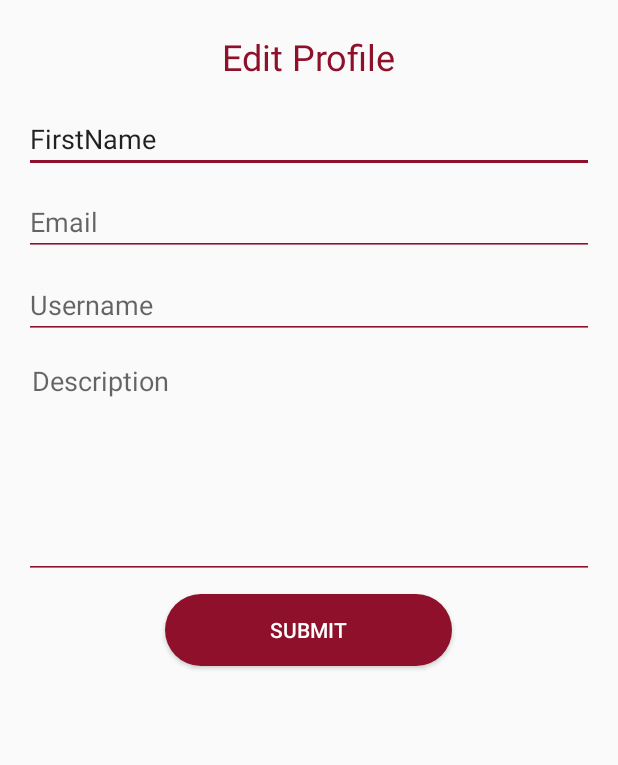
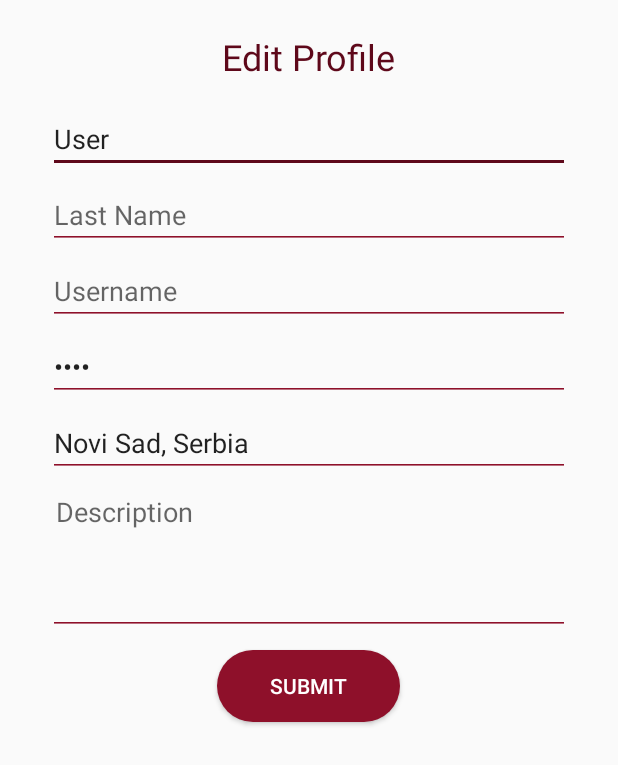
Before and after one commit to kimnovak/finder, an Android app: the layout activity_profile_edit.xml on its own in the app's theme, with its tools: preview values and no code run, on a phone screen of 412 x 824 dp. Shown: the top 765 px of the screen. Run offline under Robolectric (Android 15) with nearby library versions, the phone set to English and light mode, and no system bars.

Commit message:
Continued profile edit, #4

```diff
--- a/Finder/app/src/main/AndroidManifest.xml
+++ b/Finder/app/src/main/AndroidManifest.xml
@@ -22,6 +22,8 @@
         </activity>
         <activity android:name=".activities.ProfileDetailsActivity">
         </activity>
+        <activity android:name=".activities.ProfileEditActivity">
+        </activity>
     </application>
 
 </manifest>
--- a/Finder/app/src/main/java/ftn/tim2/finder/MainActivity.java
+++ b/Finder/app/src/main/java/ftn/tim2/finder/MainActivity.java
@@ -8,6 +8,7 @@ import android.widget.Button;
 
 import ftn.tim2.finder.activities.CommentActivity;
 import ftn.tim2.finder.activities.ProfileDetailsActivity;
+import ftn.tim2.finder.activities.ProfileEditActivity;
 import ftn.tim2.finder.activities.ViewAllUsersActivity;
 
 public class MainActivity extends AppCompatActivity {
@@ -40,5 +41,13 @@ public class MainActivity extends AppCompatActivity {
                 startActivity(intent);
             }
         });
+        Button profileEditBtn = findViewById(R.id.viewprofileedit);
+        profileEditBtn.setOnClickListener(new View.OnClickListener() {
+            @Override
+            public void onClick(View v) {
+                Intent intent = new Intent(MainActivity.this, ProfileEditActivity.class);
+                startActivity(intent);
+            }
+        });
     }
 }
--- /dev/null
+++ b/Finder/app/src/main/java/ftn/tim2/finder/activities/ProfileEditActivity.java
@@ -0,0 +1,16 @@
+package ftn.tim2.finder.activities;
+
+import android.os.Bundle;
+import android.support.annotation.Nullable;
+import android.support.v7.app.AppCompatActivity;
+
+import ftn.tim2.finder.R;
+
+public class ProfileEditActivity extends AppCompatActivity{
+
+    @Override
+    public void onCreate(@Nullable Bundle savedInstanceState) {
+        super.onCreate(savedInstanceState);
+        setContentView(R.layout.activity_profile_edit);
+    }
+}
--- a/Finder/app/src/main/res/layout/activity_main.xml
+++ b/Finder/app/src/main/res/layout/activity_main.xml
@@ -27,4 +27,12 @@
         android:textAlignment="center"
         android:gravity=""/>
 
+    <Button
+        android:layout_width="match_parent"
+        android:layout_height="wrap_content"
+        android:id="@+id/viewprofileedit"
+        android:text="View Profile Edit"
+        android:textAlignment="center"
+        android:gravity=""/>
+
 </LinearLayout>
--- a/Finder/app/src/main/res/layout/activity_profile_edit.xml
+++ b/Finder/app/src/main/res/layout/activity_profile_edit.xml
@@ -12,39 +12,62 @@
         android:layout_marginBottom="16dp"
         android:layout_marginTop="5dp"
         android:text="Edit Profile"
-        android:textColor="@color/colorPrimary"
+        android:textColor="@color/colorPrimaryDark"
         android:textSize="24sp"/>
-
     <EditText
         android:layout_width="fill_parent"
         android:layout_height="wrap_content"
-        android:backgroundTint="@color/colorPrimary"
-        android:hint="Name"
-        android:text="FirstName"
+        android:layout_marginLeft="@dimen/activity_vertical_margin"
+        android:layout_marginRight="@dimen/activity_vertical_margin"
+        android:theme="@style/textEditUnderline"
+        android:hint="First Name"
+        android:text="User"
         android:inputType="textPersonName" />
-
     <EditText
         android:layout_width="fill_parent"
         android:layout_height="wrap_content"
-        android:layout_marginBottom="10dp"
-        android:layout_marginTop="10dp"
-        android:backgroundTint="@color/colorPrimary"
-        android:hint="Email"
-        android:inputType="textEmailAddress" />
-
+        android:layout_marginLeft="@dimen/activity_vertical_margin"
+        android:layout_marginRight="@dimen/activity_vertical_margin"
+        android:layout_marginTop="5dp"
+        android:theme="@style/textEditUnderline"
+        android:hint="Last Name"
+        android:inputType="textPersonName" />
     <EditText
         android:layout_width="fill_parent"
         android:layout_height="wrap_content"
-        android:backgroundTint="@color/colorPrimary"
+        android:layout_marginLeft="@dimen/activity_vertical_margin"
+        android:layout_marginRight="@dimen/activity_vertical_margin"
+        android:layout_marginTop="5dp"
+        android:theme="@style/textEditUnderline"
         android:hint="Username"
-        android:inputType="phone" />
-
+        android:inputType="textNoSuggestions" />
     <EditText
         android:layout_width="fill_parent"
-        android:layout_height="150dp"
-        android:layout_marginBottom="10dp"
-        android:layout_marginTop="10dp"
-        android:backgroundTint="@color/colorPrimary"
+        android:layout_height="wrap_content"
+        android:layout_marginLeft="@dimen/activity_vertical_margin"
+        android:layout_marginRight="@dimen/activity_vertical_margin"
+        android:layout_marginTop="5dp"
+        android:theme="@style/textEditUnderline"
+        android:hint="Password"
+        android:text="pass"
+        android:inputType="textPassword" />
+    <EditText
+        android:layout_width="fill_parent"
+        android:layout_height="wrap_content"
+        android:layout_marginLeft="@dimen/activity_vertical_margin"
+        android:layout_marginRight="@dimen/activity_vertical_margin"
+        android:layout_marginTop="5dp"
+        android:theme="@style/textEditUnderline"
+        android:hint="Address"
+        android:text="Novi Sad, Serbia"
+        android:inputType="textNoSuggestions" />
+    <EditText
+        android:layout_width="fill_parent"
+        android:layout_height="100dp"
+        android:layout_marginLeft="@dimen/activity_vertical_margin"
+        android:layout_marginRight="@dimen/activity_vertical_margin"
+        android:layout_marginTop="5dp"
+        android:theme="@style/textEditUnderline"
         android:gravity="top"
         android:hint="Description"
         android:fitsSystemWindows="true"
@@ -57,10 +80,10 @@
         android:layout_width="wrap_content"
         android:layout_height="wrap_content"
         android:layout_gravity="center_horizontal"
+        android:layout_marginTop="10dp"
         android:background="@drawable/button_style_radius"
-        android:elevation="4dp"
-        android:paddingLeft="70dp"
-        android:paddingRight="70dp"
+        android:paddingLeft="35dp"
+        android:paddingRight="35dp"
         android:text="Submit"
         android:textColor="#fff" />
 </LinearLayout>
--- a/Finder/app/src/main/res/values/colors.xml
+++ b/Finder/app/src/main/res/values/colors.xml
@@ -1,7 +1,7 @@
 <?xml version="1.0" encoding="utf-8"?>
 <resources>
     <color name="colorPrimary">#8e102a</color>
-    <color name="colorPrimaryDark">#303F9F</color>
+    <color name="colorPrimaryDark">#5e081a</color>
     <color name="colorAccent">#FF4081</color>
     <color name="grayLight">#f2f2f2</color>
     <color name="color_stroke">#2c3e50</color>
--- a/Finder/app/src/main/res/values/styles.xml
+++ b/Finder/app/src/main/res/values/styles.xml
@@ -8,4 +8,9 @@
         <item name="colorAccent">@color/colorAccent</item>
     </style>
 
+    <style name="textEditUnderline" parent="Widget.AppCompat.EditText">
+        <item name="colorControlActivated">@color/colorPrimaryDark</item>
+        <item name="colorControlNormal">@color/colorPrimary</item>
+    </style>
+
 </resources>
```
